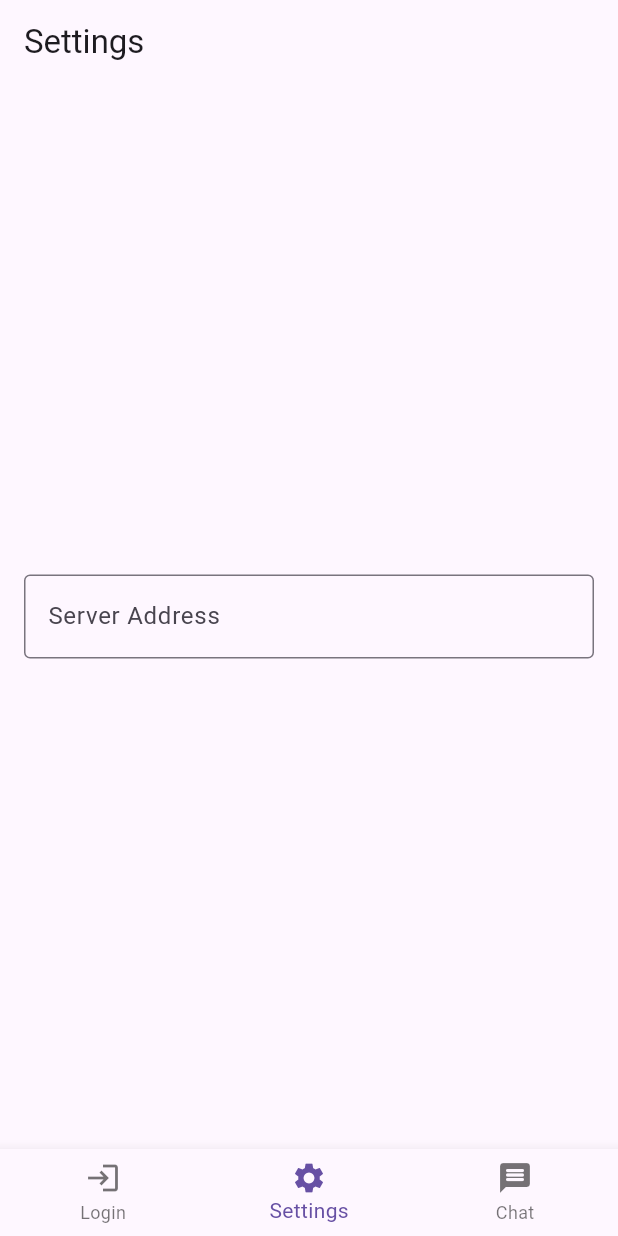
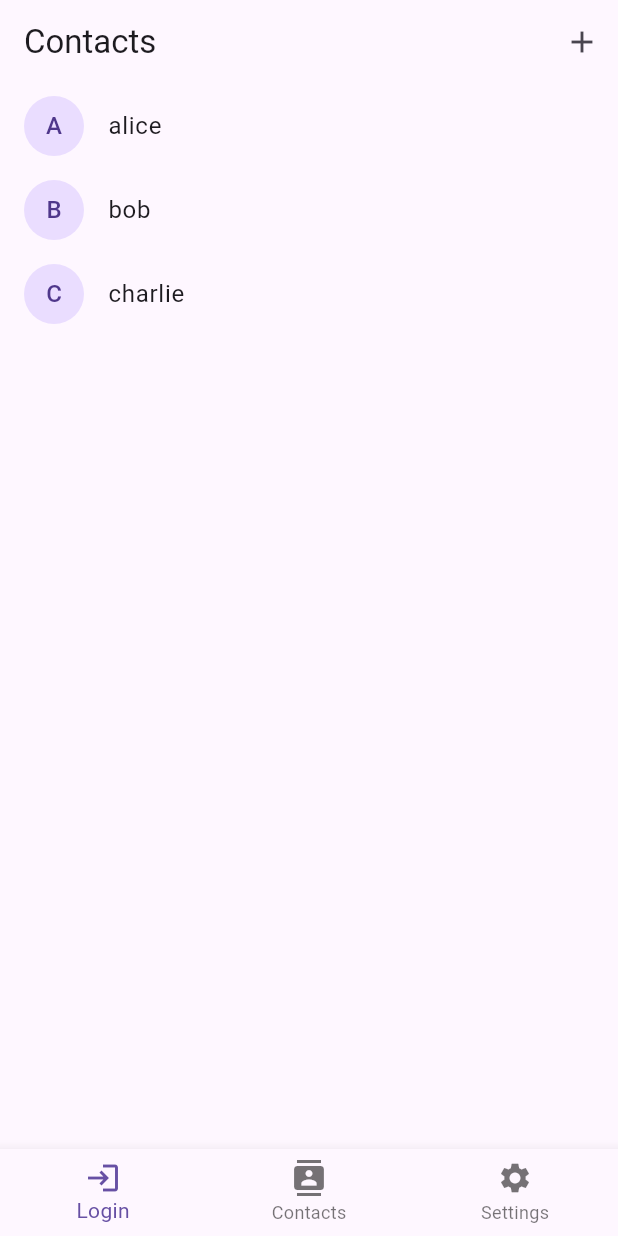
Before and after one commit to andrewamidei/Hackathon-2025, a Flutter app: the screen it shows after launch, item 2 of the bottom bar chosen, on a phone screen of 412 x 824 dp. Run offline on Flutter 3.47's test engine with Material 3 defaults, Android fonts, the phone set to English and light mode, and no system bars; our stand-ins replace flutter_bloc.

Commit message:
After a billion prompts, one user can talk to another user. Second user must use curl though. Needs to fetch dynamic contacts from the backend.

```diff
--- a/frontend/flutter_application/lib/chat/message.dart
+++ b/frontend/flutter_application/lib/chat/message.dart
@@ -1,10 +1,14 @@
 class Message {
   final String content;
+  final String sender;
+  final String receiver;
   final bool isUser;
   final DateTime timestamp;
 
   Message({
     required this.content,
+    required this.sender,
+    required this.receiver,
     required this.isUser,
     required this.timestamp,
   });
--- /dev/null
+++ b/frontend/flutter_application/lib/contacts/contacts_page.dart
@@ -0,0 +1,104 @@
+import 'package:flutter/material.dart';
+import 'package:flutter_bloc/flutter_bloc.dart';
+import '../chat/chat_page.dart';
+
+class ContactsPage extends StatelessWidget {
+  final String currentUser;
+
+  const ContactsPage({
+    super.key,
+    required this.currentUser,
+  });
+
+  @override
+  Widget build(BuildContext context) {
+    return Scaffold(
+      appBar: AppBar(
+        title: const Text('Contacts'),
+        actions: [
+          IconButton(
+            icon: const Icon(Icons.add),
+            onPressed: () {
+              // Show dialog to add new contact
+              _showAddContactDialog(context);
+            },
+          ),
+        ],
+      ),
+      body: FutureBuilder<List<String>>(
+        future: _fetchContacts(currentUser),
+        builder: (context, snapshot) {
+          if (snapshot.connectionState == ConnectionState.waiting) {
+            return const Center(child: CircularProgressIndicator());
+          }
+
+          if (snapshot.hasError) {
+            return Center(child: Text('Error: ${snapshot.error}'));
+          }
+
+          final contacts = snapshot.data ?? [];
+
+          return ListView.builder(
+            itemCount: contacts.length,
+            itemBuilder: (context, index) {
+              return ListTile(
+                leading: CircleAvatar(
+                  child: Text(contacts[index][0].toUpperCase()),
+                ),
+                title: Text(contacts[index]),
+                onTap: () {
+                  Navigator.push(
+                    context,
+                    MaterialPageRoute(
+                      builder: (context) => ChatPage(
+                        currentUser: currentUser,
+                        receiver: contacts[index],
+                      ),
+                    ),
+                  );
+                },
+              );
+            },
+          );
+        },
+      ),
+    );
+  }
+
+  Future<void> _showAddContactDialog(BuildContext context) async {
+    final controller = TextEditingController();
+    return showDialog(
+      context: context,
+      builder: (context) => AlertDialog(
+        title: const Text('Add Contact'),
+        content: TextField(
+          controller: controller,
+          decoration: const InputDecoration(
+            labelText: 'Username',
+          ),
+        ),
+        actions: [
+          TextButton(
+            onPressed: () => Navigator.pop(context),
+            child: const Text('Cancel'),
+          ),
+          TextButton(
+            onPressed: () async {
+              // Add contact API call here
+              // await addContact(currentUser, controller.text);
+              Navigator.pop(context);
+            },
+            child: const Text('Add'),
+          ),
+        ],
+      ),
+    );
+  }
+
+  Future<List<String>> _fetchContacts(String username) async {
+    // TODO: Implement API call to fetch contacts
+    // For now, return dummy data
+    await Future.delayed(const Duration(seconds: 1));
+    return ['alice', 'bob', 'charlie'];
+  }
+}
--- a/frontend/flutter_application/lib/main.dart
+++ b/frontend/flutter_application/lib/main.dart
@@ -12,7 +12,7 @@ class MyApp extends StatelessWidget {
   Widget build(BuildContext context) {
     return MaterialApp(
       // home: ChatPage(),
-      home: NavigationPage(),
+      home: NavigationPage(username: "",),
     );
   }
 }
--- a/frontend/flutter_application/lib/navigation/navigation_bloc.dart
+++ b/frontend/flutter_application/lib/navigation/navigation_bloc.dart
@@ -1,23 +1,24 @@
 import 'package:flutter_bloc/flutter_bloc.dart';
 
-enum BottomNaviEvent{chat, contacts, settings, login}
+enum BottomNaviEvent {
+  login,
+  contacts,
+  settings,
+  chat,
+}
 
-class BottomNaviBloc extends Bloc<BottomNaviEvent, int>{
-  BottomNaviBloc() : super (0) {
+class BottomNaviBloc extends Bloc<BottomNaviEvent, int> {
+  BottomNaviBloc() : super(0) {
     on<BottomNaviEvent>((event, emit) {
       switch (event) {
-        case BottomNaviEvent.chat:
+        case BottomNaviEvent.login:
           emit(0);
-          break;
         case BottomNaviEvent.contacts:
           emit(1);
-          break;
         case BottomNaviEvent.settings:
           emit(2);
-          break;
-        case BottomNaviEvent.login:
+        case BottomNaviEvent.chat:
           emit(3);
-          break;
       }
     });
   }
--- a/frontend/flutter_application/lib/navigation/navigation_page.dart
+++ b/frontend/flutter_application/lib/navigation/navigation_page.dart
@@ -1,14 +1,18 @@
-
 import 'package:flutter/material.dart';
 import 'package:flutter_application/chat/chat_page.dart';
 import 'package:flutter_application/login/login_page.dart';
 import 'package:flutter_application/settings/settings_page.dart';
+import 'package:flutter_application/contacts/contacts_page.dart'; // Add this import
 import 'package:flutter_bloc/flutter_bloc.dart';
-
 import 'navigation_bloc.dart';
 
 class NavigationPage extends StatelessWidget{
-  const NavigationPage ({super.key});
+  final String username;
+
+  const NavigationPage ({
+    super.key,
+    required this.username,
+  });
 
 @override
 Widget build(BuildContext context){
@@ -16,65 +20,67 @@ Widget build(BuildContext context){
     debugShowCheckedModeBanner: false,
     home: BlocProvider(
       create: (context) => BottomNaviBloc(),
-      child: const MyHome(),
+      child: MyHome(username: username),
       ),
     );
   }
 }
 
 // This code normally goes in a page with "view" at the end of it rather than page and the stuff above stays
-class MyHome extends StatelessWidget{
-  const MyHome({super.key});
+class MyHome extends StatelessWidget {
+  final String username;  // Add this
+
+  const MyHome({
+    super.key,
+    required this.username,  // Add this
+  });
 
   @override
-  Widget build(BuildContext context){
+  Widget build(BuildContext context) {
     final bottomNaviBloc = BlocProvider.of<BottomNaviBloc>(context);
 
     return LayoutBuilder(
       builder: (context, constraints) {
         return Scaffold(
-          body: BlocBuilder<BottomNaviBloc,int>(
-            builder: (context, currentIndex){
-              switch(currentIndex){
+          body: BlocBuilder<BottomNaviBloc, int>(
+            builder: (context, currentIndex) {
+              switch(currentIndex) {
                 case 0:
-                  return LoginPage();
+                  return const LoginPage();
                 case 1:
-                  return SettingsPage();
+                  return ContactsPage(
+                    currentUser: username,  // Use actual username
+                  );
                 case 2:
-                  return ChatPage();
-                case 3:
-                  return Placeholder();
+                  return const SettingsPage();
+                // case 3:
+                //   return ChatPage(
+                //     currentUser: username,  // Use actual username
+                //     receiver: 'bob',  // This should be set when selecting a contact
+                //   );
                 default:
-                  return Placeholder();
+                  return const Placeholder();
               }
             },
           ),
-          bottomNavigationBar: BlocBuilder<BottomNaviBloc, int>(
-            builder: (context, currentIndex) {
-              return BottomNavigationBar(
-                currentIndex: currentIndex,
+          bottomNavigationBar: BottomNavigationBar(
+            // currentIndex: currentIndex,
             onTap: (index) => bottomNaviBloc.add(BottomNaviEvent.values[index]),
             items: const [
                 BottomNavigationBarItem(
                 icon: Icon(Icons.login),
-                    label: "Login",
+                label: 'Login',
                 ),
-                  // BottomNavigationBarItem(
-                  //   icon: Icon(Icons.person),
-                  //   label: "Contacts",
-                  // ),
+                BottomNavigationBarItem(
+                icon: Icon(Icons.contacts),
+                label: 'Contacts',
+                ),
                 BottomNavigationBarItem(
                 icon: Icon(Icons.settings),
-                    label: "Settings",
-                  ),
-                  BottomNavigationBarItem(
-                    icon: Icon(Icons.message_rounded),
-                    label: "Chat",
+                label: 'Settings',
                 ),
             ],
-              );
-            }
-          )
+            ),
         );
       }
     );
```
Also changed, not shown: frontend/flutter_application/lib/chat/chat_bloc.dart (+65 -39 lines), frontend/flutter_application/lib/chat/chat_page.dart (+21 -5 lines), frontend/flutter_application/lib/chat/chat_state.dart (added, +21 -0 lines), frontend/flutter_application/lib/login/login_page.dart (+10 -3 lines), 2 other files. Lines whose indentation alone changed are shown as unchanged.
